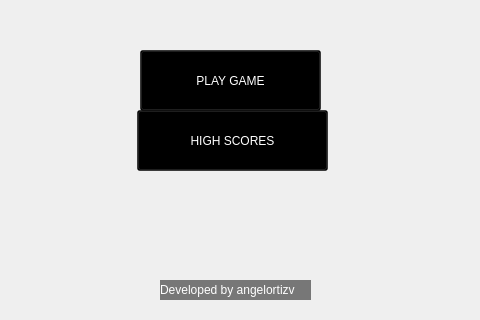
Qt form src/mainwindow.ui (angelortizv/pacman) before a commit; both pictures show x 160 to 640 and y 280 to 600 of the 800 by 600 pixel window.
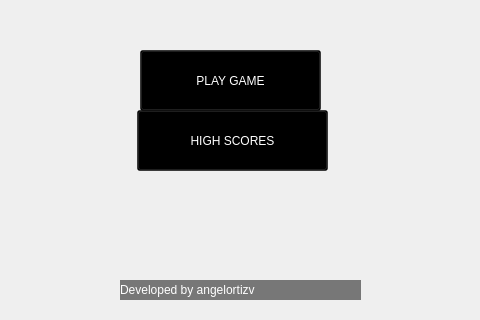
The same form after that commit. Icons and pictures are not drawn.

Patch:
```diff
--- a/src/mainwindow.ui
+++ b/src/mainwindow.ui
@@ -69,9 +69,9 @@
    <widget class="QLabel" name="label">
     <property name="geometry">
      <rect>
-      <x>320</x>
+      <x>280</x>
       <y>560</y>
-      <width>151</width>
+      <width>241</width>
       <height>20</height>
      </rect>
     </property>
```
Left out of the diff: 10 changed lines with no effect on the pictures.
